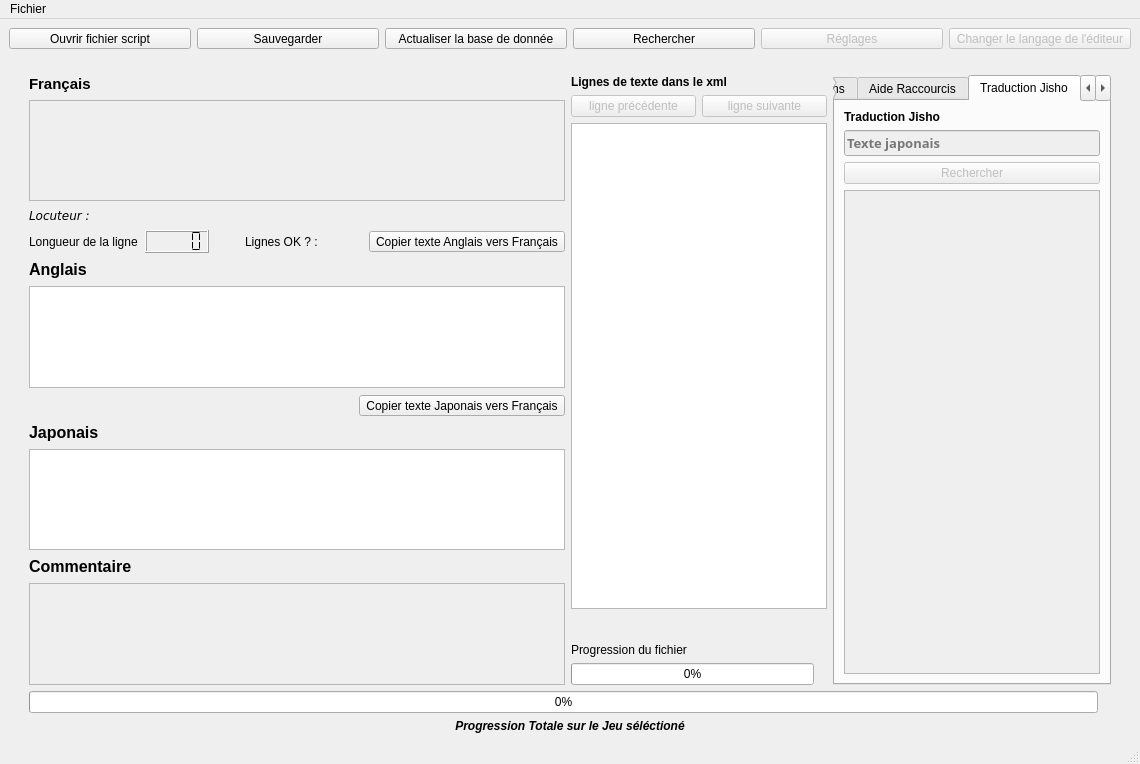
Above: gui/AnotherSDSE.ui from samsungapore/Another-SDSE before the change. Below: the same form after it.
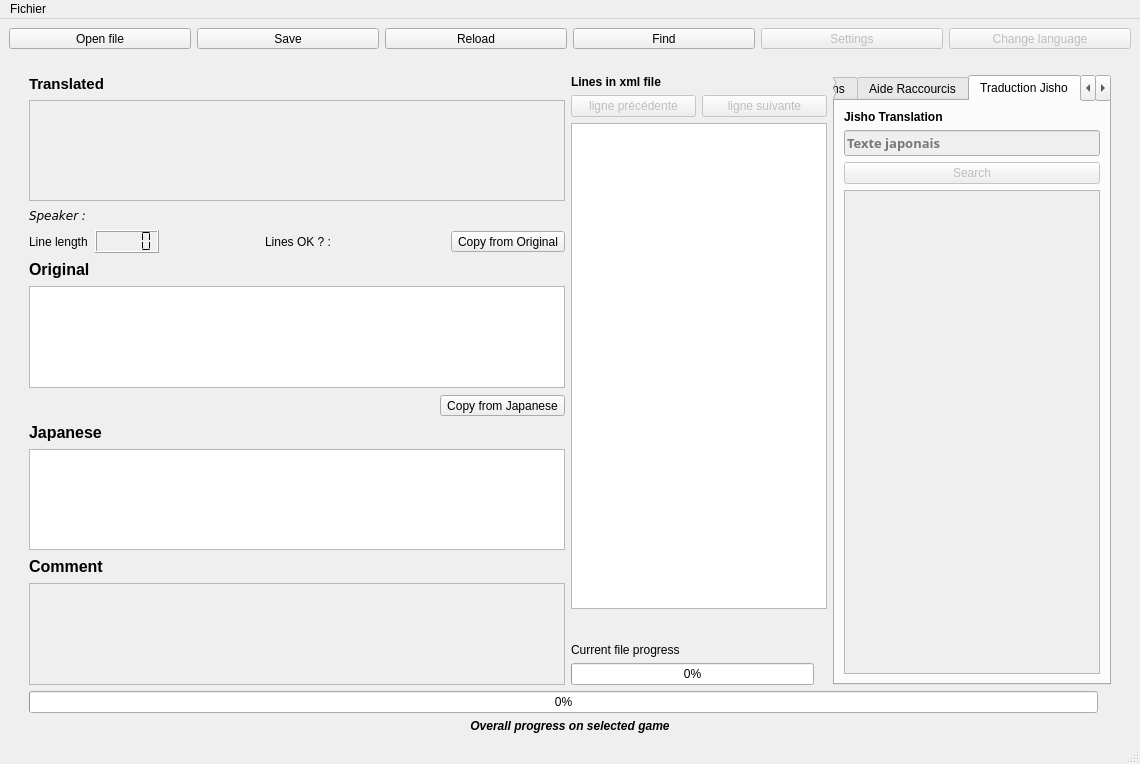
That is the form after the change.

Commit message: find function fixed

```diff
--- a/gui/AnotherSDSE.ui
+++ b/gui/AnotherSDSE.ui
@@ -29,7 +29,7 @@
          </sizepolicy>
         </property>
         <property name="text">
-         <string>Ouvrir fichier script</string>
+         <string>Open file</string>
         </property>
        </widget>
       </item>
@@ -42,7 +42,7 @@
          </sizepolicy>
         </property>
         <property name="text">
-         <string>Sauvegarder</string>
+         <string>Save</string>
         </property>
        </widget>
       </item>
@@ -61,7 +61,7 @@
          <string>&lt;html&gt;&lt;head/&gt;&lt;body&gt;&lt;p&gt;Recharge les fichiers xml dans l'éditeur. &lt;/p&gt;&lt;p&gt;Par exemple, quelqu'un travaille sur un fichier &lt;span style=&quot; font-weight:600;&quot;&gt;X et vous travaillez aussi sur le fichier X&lt;/span&gt;. La personne travaillant sur le fichier &lt;span style=&quot; font-weight:600;&quot;&gt;X&lt;/span&gt; a terminé et sauvegarde ses modifications, il passe sur un autre fichier &lt;span style=&quot; font-weight:600;&quot;&gt;Z&lt;/span&gt;. Après quelques temps, vous avez terminé de travailler sur le fichier &lt;span style=&quot; font-weight:600;&quot;&gt;X&lt;/span&gt;, mais vous vous rendez compte que quelqu'un d'autre travaillait aussi sur le fichier &lt;span style=&quot; font-weight:600;&quot;&gt;X.&lt;/span&gt; Vous voulez alors voir ce qui a été sauvegardé par l'autre personne, dans ce cas vous pouvez actualiser la base de donnée.&lt;/p&gt;&lt;/body&gt;&lt;/html&gt;</string>
         </property>
         <property name="text">
-         <string>Actualiser la base de donnée</string>
+         <string>Reload</string>
         </property>
         <property name="shortcut">
          <string>Ctrl+R</string>
@@ -83,7 +83,7 @@
          </sizepolicy>
         </property>
         <property name="text">
-         <string>Rechercher</string>
+         <string>Find</string>
         </property>
         <property name="shortcut">
          <string>Ctrl+F</string>
@@ -102,7 +102,7 @@
          </sizepolicy>
         </property>
         <property name="text">
-         <string>Réglages</string>
+         <string>Settings</string>
         </property>
        </widget>
       </item>
@@ -118,7 +118,7 @@
          </sizepolicy>
         </property>
         <property name="text">
-         <string>Changer le langage de l'éditeur</string>
+         <string>Change language</string>
         </property>
        </widget>
       </item>
@@ -151,7 +151,7 @@
                </font>
               </property>
               <property name="text">
-               <string>Français</string>
+               <string>Translated</string>
               </property>
              </widget>
             </item>
@@ -186,7 +186,7 @@
                </font>
               </property>
               <property name="text">
-               <string>Locuteur : </string>
+               <string>Speaker :</string>
               </property>
              </widget>
             </item>
@@ -207,7 +207,7 @@
                  </sizepolicy>
                 </property>
                 <property name="text">
-                 <string>Longueur de la ligne</string>
+                 <string>Line length</string>
                 </property>
                </widget>
               </item>
@@ -252,7 +252,7 @@
                  <string>&lt;html&gt;&lt;head/&gt;&lt;body&gt;&lt;p&gt;Vérifie si les lignes du bloc &lt;span style=&quot; font-style:italic;&quot;&gt;&amp;quot;Français&amp;quot; &lt;/span&gt;ont la &lt;span style=&quot; font-weight:600;&quot;&gt;bonne longueur&lt;/span&gt;, c'est à dire &lt;span style=&quot; font-weight:600;&quot;&gt;inférieur à 64.&lt;/span&gt;&lt;/p&gt;&lt;/body&gt;&lt;/html&gt;</string>
                 </property>
                 <property name="text">
-                 <string>Lignes OK ? :</string>
+                 <string>Lines OK ? :</string>
                 </property>
                </widget>
               </item>
@@ -309,7 +309,7 @@
                  <string>&lt;html&gt;&lt;head/&gt;&lt;body&gt;&lt;p&gt;&lt;span style=&quot; font-weight:600;&quot;&gt;copie&lt;/span&gt; le texte contenu dans le bloc &lt;span style=&quot; font-style:italic;&quot;&gt;&amp;quot;Anglais&amp;quot;&lt;/span&gt; et le &lt;span style=&quot; font-weight:600;&quot;&gt;colle&lt;/span&gt; dans le bloc &lt;span style=&quot; font-style:italic;&quot;&gt;&amp;quot;Français&amp;quot;&lt;/span&gt;&lt;/p&gt;&lt;/body&gt;&lt;/html&gt;</string>
                 </property>
                 <property name="text">
-                 <string>Copier texte Anglais vers Français</string>
+                 <string>Copy from Original</string>
                 </property>
                </widget>
               </item>
@@ -325,7 +325,7 @@
                </font>
               </property>
               <property name="text">
-               <string>Anglais</string>
+               <string>Original</string>
               </property>
              </widget>
             </item>
@@ -384,7 +384,7 @@
                  </size>
                 </property>
                 <property name="text">
-                 <string>Copier texte Japonais vers Français</string>
+                 <string>Copy from Japanese</string>
                 </property>
                 <property name="shortcut">
                  <string>Ctrl+J</string>
@@ -403,7 +403,7 @@
                </font>
               </property>
               <property name="text">
-               <string>Japonais</string>
+               <string>Japanese</string>
               </property>
              </widget>
             </item>
@@ -439,7 +439,7 @@
                </font>
               </property>
               <property name="text">
-               <string>Commentaire</string>
+               <string>Comment</string>
               </property>
              </widget>
             </item>
@@ -475,7 +475,7 @@
                </font>
               </property>
               <property name="text">
-               <string>Lignes de texte dans le xml</string>
+               <string>Lines in xml file</string>
               </property>
              </widget>
             </item>
@@ -561,7 +561,7 @@
             <item>
              <widget class="QLabel" name="file_progress">
               <property name="text">
-               <string>Progression du fichier</string>
+               <string>Current file progress</string>
               </property>
              </widget>
             </item>
@@ -764,7 +764,7 @@
                    </font>
                   </property>
                   <property name="text">
-                   <string>Traduction Jisho</string>
+                   <string>Jisho Translation</string>
                   </property>
                  </widget>
                 </item>
@@ -801,7 +801,7 @@
                    <bool>false</bool>
                   </property>
                   <property name="text">
-                   <string>Rechercher</string>
+                   <string>Search</string>
                   </property>
                  </widget>
                 </item>
@@ -948,7 +948,7 @@
            <enum>Qt::LeftToRight</enum>
           </property>
           <property name="text">
-           <string>Progression Totale sur le Jeu séléctioné</string>
+           <string>Overall progress on selected game</string>
           </property>
           <property name="alignment">
            <set>Qt::AlignCenter</set>
```
Left out of the diff: 2 changed lines with no effect on the pictures. The commit also changes 2 other files.
